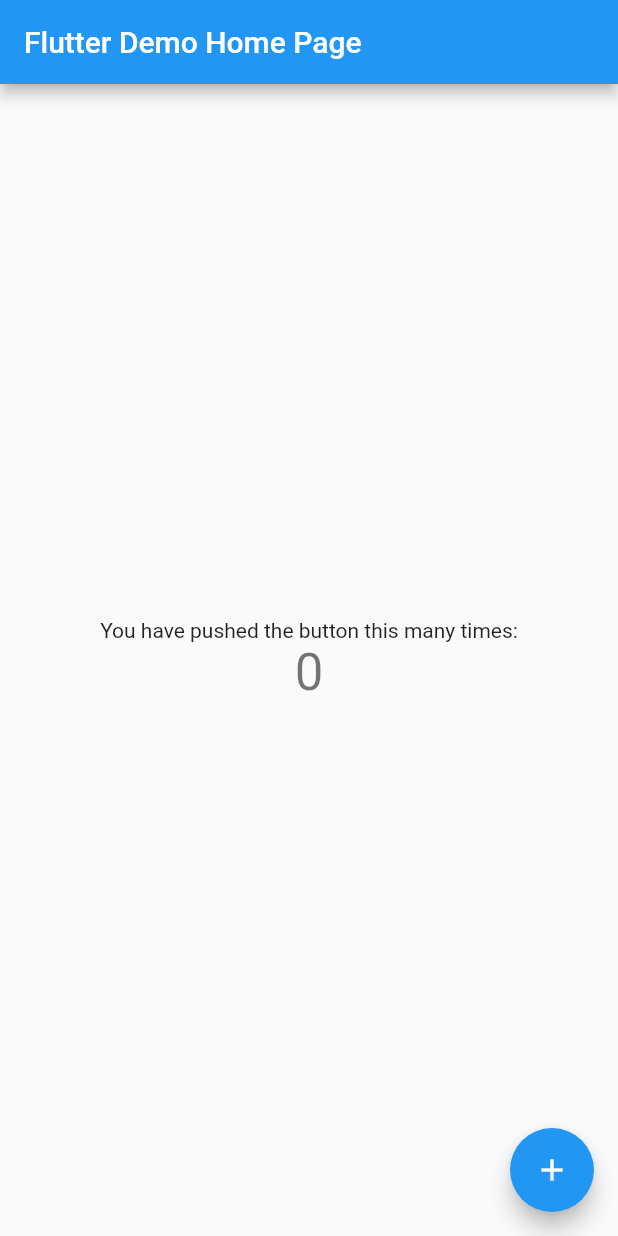
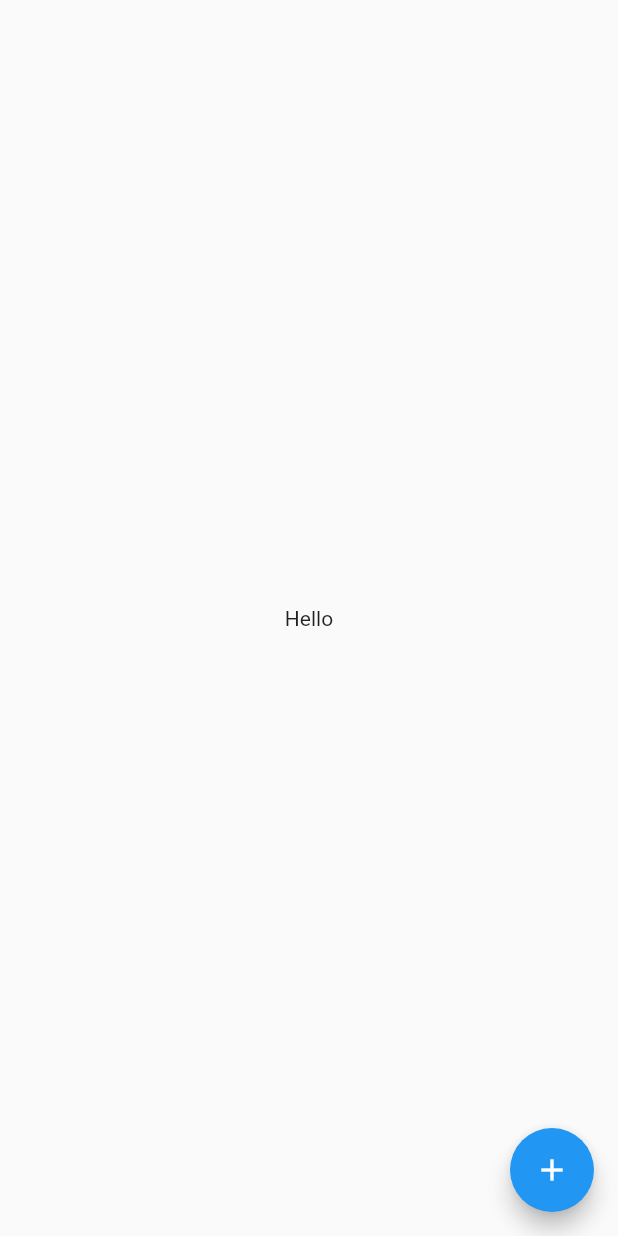
Before and after one commit to hritiksingh580/chat_app_firebase, a Flutter app: the screen it shows after launch, on a phone screen of 412 x 824 dp. Run offline on Flutter 3.47's test engine with Material 2 defaults, Android fonts, the phone set to English and light mode, and no system bars; our stand-ins replace cloud_firestore; accounts and stored records are empty.

Commit message:
Adding Firebase SDK And Full SETUP

```diff
--- a/lib/main.dart
+++ b/lib/main.dart
@@ -1,117 +1,21 @@
 import 'package:flutter/material.dart';
+
+import './screens/chats_screen.dart';
 
 void main() {
   runApp(MyApp());
 }
 
 class MyApp extends StatelessWidget {
-  // This widget is the root of your application.
   @override
   Widget build(BuildContext context) {
     return MaterialApp(
-      title: 'Flutter Demo',
+      title: 'Chat App',
       theme: ThemeData(
-        // This is the theme of your application.
-        //
-        // Try running your application with "flutter run". You'll see the
-        // application has a blue toolbar. Then, without quitting the app, try
-        // changing the primarySwatch below to Colors.green and then invoke
-        // "hot reload" (press "r" in the console where you ran "flutter run",
-        // or simply save your changes to "hot reload" in a Flutter IDE).
-        // Notice that the counter didn't reset back to zero; the application
-        // is not restarted.
         primarySwatch: Colors.blue,
-        // This makes the visual density adapt to the platform that you run
-        // the app on. For desktop platforms, the controls will be smaller and
-        // closer together (more dense) than on mobile platforms.
         visualDensity: VisualDensity.adaptivePlatformDensity,
       ),
-      home: MyHomePage(title: 'Flutter Demo Home Page'),
+      home: ChatsScreen(),
     );
   }
 }
-
-class MyHomePage extends StatefulWidget {
-  MyHomePage({Key key, this.title}) : super(key: key);
-
-  // This widget is the home page of your application. It is stateful, meaning
-  // that it has a State object (defined below) that contains fields that affect
-  // how it looks.
-
-  // This class is the configuration for the state. It holds the values (in this
-  // case the title) provided by the parent (in this case the App widget) and
-  // used by the build method of the State. Fields in a Widget subclass are
-  // always marked "final".
-
-  final String title;
-
-  @override
-  _MyHomePageState createState() => _MyHomePageState();
-}
-
-class _MyHomePageState extends State<MyHomePage> {
-  int _counter = 0;
-
-  void _incrementCounter() {
-    setState(() {
-      // This call to setState tells the Flutter framework that something has
-      // changed in this State, which causes it to rerun the build method below
-      // so that the display can reflect the updated values. If we changed
-      // _counter without calling setState(), then the build method would not be
-      // called again, and so nothing would appear to happen.
-      _counter++;
-    });
-  }
-
-  @override
-  Widget build(BuildContext context) {
-    // This method is rerun every time setState is called, for instance as done
-    // by the _incrementCounter method above.
-    //
-    // The Flutter framework has been optimized to make rerunning build methods
-    // fast, so that you can just rebuild anything that needs updating rather
-    // than having to individually change instances of widgets.
-    return Scaffold(
-      appBar: AppBar(
-        // Here we take the value from the MyHomePage object that was created by
-        // the App.build method, and use it to set our appbar title.
-        title: Text(widget.title),
-      ),
-      body: Center(
-        // Center is a layout widget. It takes a single child and positions it
-        // in the middle of the parent.
-        child: Column(
-          // Column is also a layout widget. It takes a list of children and
-          // arranges them vertically. By default, it sizes itself to fit its
-          // children horizontally, and tries to be as tall as its parent.
-          //
-          // Invoke "debug painting" (press "p" in the console, choose the
-          // "Toggle Debug Paint" action from the Flutter Inspector in Android
-          // Studio, or the "Toggle Debug Paint" command in Visual Studio Code)
-          // to see the wireframe for each widget.
-          //
-          // Column has various properties to control how it sizes itself and
-          // how it positions its children. Here we use mainAxisAlignment to
-          // center the children vertically; the main axis here is the vertical
-          // axis because Columns are vertical (the cross axis would be
-          // horizontal).
-          mainAxisAlignment: MainAxisAlignment.center,
-          children: <Widget>[
-            Text(
-              'You have pushed the button this many times:',
-            ),
-            Text(
-              '$_counter',
-              style: Theme.of(context).textTheme.headline4,
-            ),
-          ],
-        ),
-      ),
-      floatingActionButton: FloatingActionButton(
-        onPressed: _incrementCounter,
-        tooltip: 'Increment',
-        child: Icon(Icons.add),
-      ), // This trailing comma makes auto-formatting nicer for build methods.
-    );
-  }
-}
--- /dev/null
+++ b/lib/screens/chats_screen.dart
@@ -0,0 +1,26 @@
+import 'package:flutter/material.dart';
+import 'package:cloud_firestore/cloud_firestore.dart';
+
+class ChatsScreen extends StatelessWidget {
+  @override
+  Widget build(BuildContext context) {
+    return Scaffold(
+      body: Container(
+        child: Center(
+          child: Text("Hello"),
+        ),
+      ),
+      floatingActionButton: FloatingActionButton(
+        child: Icon(Icons.add),
+        onPressed: () {
+          Firestore.instance
+              .collection('chats/NODlH95WgbWZccmAsYr9/message')
+              .snapshots()
+              .listen((event) {
+            print(event.documents[0]['test']);
+          });
+        },
+      ),
+    );
+  }
+}
--- a/pubspec.yaml
+++ b/pubspec.yaml
@@ -28,6 +28,7 @@ dependencies:
   # The following adds the Cupertino Icons font to your application.
   # Use with the CupertinoIcons class for iOS style icons.
   cupertino_icons: ^0.1.3
+  cloud_firestore: ^0.13.5
 
 dev_dependencies:
   flutter_test:
```
Also changed, not shown: lib/screens/auth_sreen.dart (added), pubspec.lock, 3 other files.
